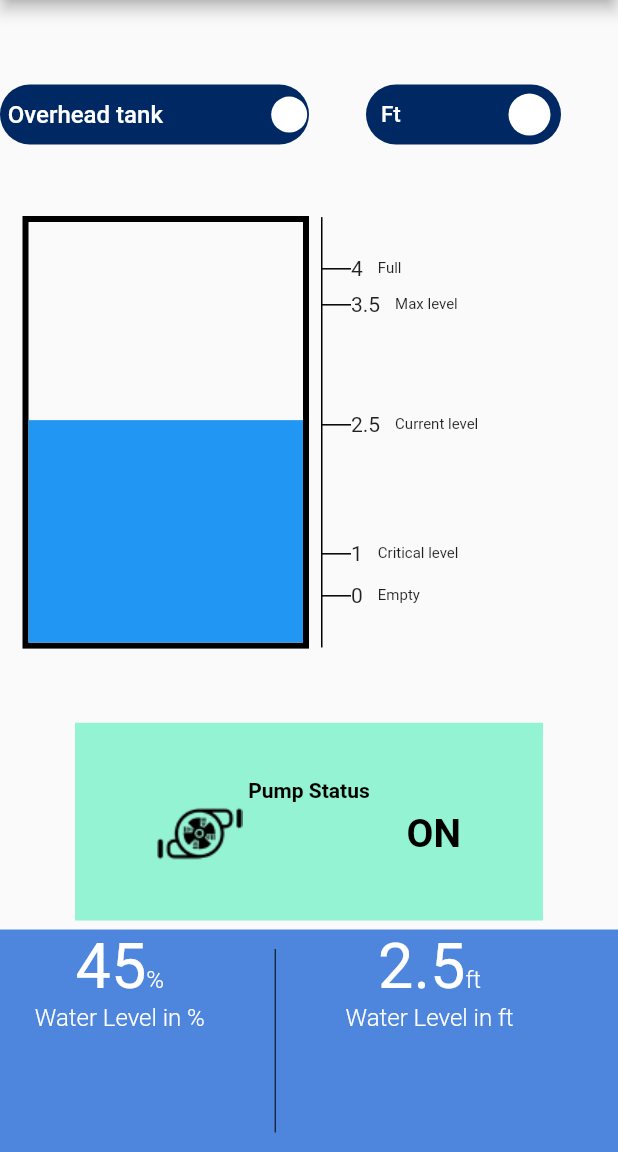
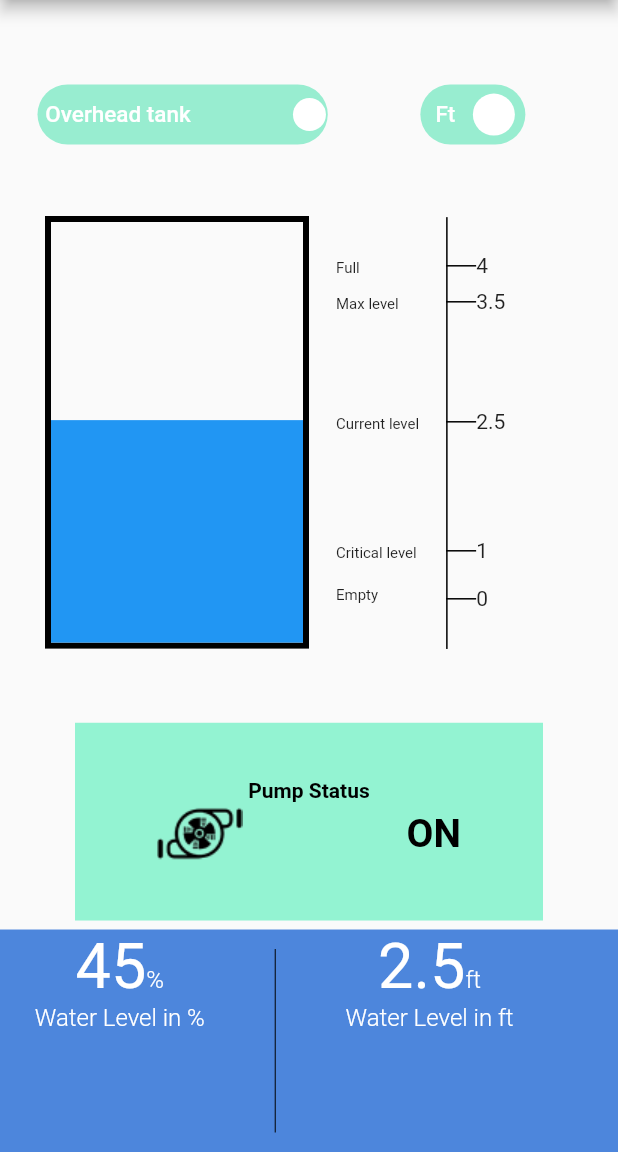
Before and after one commit to SyedOsamaAhmed/Smart-Water-Tank, a Flutter app: the screen it shows after launch, on a phone screen of 412 x 824 dp, the part 84-1236 px from its top. Run offline on Flutter 3.47's test engine with Material 2 defaults, Android fonts, the phone set to English and light mode, and no system bars; drawn by our look-alikes of flutter_switch; our stand-ins replace font_awesome_flutter, syncfusion_flutter_charts, syncfusion_flutter_sliders.

Commit message:
scaling of waterlevel done change text color in switch

```diff
--- a/lib/views/settings.dart
+++ b/lib/views/settings.dart
@@ -41,11 +41,6 @@ class _WaterLevelState extends State<WaterLevel> {
       _getWidgetPosition();
     });
     super.initState();
-  }
-
-  @override
-  void didChangeDependencies() {
-    super.didChangeDependencies();
   }
 
   @override
@@ -170,8 +165,7 @@ class _WaterLevelState extends State<WaterLevel> {
                                 )),
                             Positioned(
                                 top: positionCritical.dy + 35,
-                                width:
-                                    MediaQuery.of(context).size.width * 0.40,
+                                width: MediaQuery.of(context).size.width * 0.40,
                                 height:
                                     MediaQuery.of(context).size.height * 0.10,
                                 child: const Text(
@@ -198,8 +192,7 @@ class _WaterLevelState extends State<WaterLevel> {
                                       fontWeight: FontWeight.w400),
                                 )),
                             Positioned(
-                                width:
-                                    MediaQuery.of(context).size.width * 0.40,
+                                width: MediaQuery.of(context).size.width * 0.40,
                                 bottom: positionNonCritical.dy - 55,
                                 height:
                                     MediaQuery.of(context).size.height * 0.10,
@@ -213,8 +206,7 @@ class _WaterLevelState extends State<WaterLevel> {
                                 )),
                             Positioned(
                                 bottom: 18.0,
-                                width:
-                                    MediaQuery.of(context).size.width * 0.40,
+                                width: MediaQuery.of(context).size.width * 0.40,
                                 height:
                                     MediaQuery.of(context).size.height * 0.10,
                                 child: const Text(
--- a/lib/views/waterpump_main.dart
+++ b/lib/views/waterpump_main.dart
@@ -60,26 +60,26 @@ class _MainScreenState extends State<MainScreen> {
           children: [
             Expanded(
               child: Padding(
-                padding: const EdgeInsets.only(top: 25.0),
+                padding: const EdgeInsets.only(top: 25.0, left: 25.0),
                 child: Row(
-                  mainAxisAlignment: MainAxisAlignment.spaceAround,
+                  mainAxisAlignment: MainAxisAlignment.center,
                   children: [
                     Expanded(
                       child: FlutterSwitch(
-                        width: 320.0,
+                        width: 200.0,
                         height: 40.0,
-                        valueFontSize: 16.0,
-                        toggleSize: 24.0,
+                        valueFontSize: 15.0,
+                        padding: 1.2,
+                        toggleSize: 22.0,
                         value: activeStatusTank,
                         borderRadius: 30.0,
-                        padding: 1.2,
                         showOnOff: true,
                         activeText: "Overhead tank",
                         activeTextFontWeight: FontWeight.w500,
                         inactiveTextFontWeight: FontWeight.w500,
                         inactiveText: "Underground tank",
-                        activeColor: const Color(0xFF002863),
-                        inactiveColor: const Color(0xFF002863),
+                        activeColor: const Color(0xFF98EDD0),
+                        inactiveColor: const Color(0xFF98EDD0),
                         activeTextColor: Colors.white,
                         onToggle: (val) {
                           setState(() {
@@ -90,7 +90,7 @@ class _MainScreenState extends State<MainScreen> {
                     ),
                     Expanded(
                       child: FlutterSwitch(
-                        width: 130.0,
+                        width: 70.0,
                         height: 40.0,
                         valueFontSize: 15.0,
                         toggleSize: 30.0,
@@ -100,16 +100,12 @@ class _MainScreenState extends State<MainScreen> {
                         showOnOff: true,
                         activeText: "Ft",
                         inactiveText: "Meters",
-                        activeColor: const Color(0xFF002863),
+                        activeColor: const Color(0xFF98EDD0),
                         activeTextFontWeight: FontWeight.w500,
-                        inactiveColor: const Color(0xFF002863),
+                        inactiveColor: const Color(0xFF98EDD0),
                         inactiveTextFontWeight: FontWeight.w500,
                         activeTextColor: Colors.white,
-                        onToggle: (val) {
-                          setState(() {
-                            activeStatusUnits = val;
-                          });
-                        },
+                        onToggle: (val) {},
                       ),
                     ),
                   ],
@@ -121,7 +117,7 @@ class _MainScreenState extends State<MainScreen> {
               children: [
                 Expanded(
                   child: Padding(
-                    padding: const EdgeInsets.only(left: 15.0, top: 8.0),
+                    padding: const EdgeInsets.only(left: 30.0, top: 8.0),
                     child: Container(
                       width: MediaQuery.of(context).size.width * 0.40,
                       height: MediaQuery.of(context).size.height * 0.35,
@@ -139,7 +135,7 @@ class _MainScreenState extends State<MainScreen> {
                     ),
                   ),
                 ),
-                const Expanded(
+                Expanded(
                   child: Padding(
                     padding: EdgeInsets.only(left: 8.0, top: 8.0),
                     child: Scale(),
--- a/lib/views/widget/waterlevel_scale.dart
+++ b/lib/views/widget/waterlevel_scale.dart
@@ -1,8 +1,6 @@
 import 'package:flutter/material.dart';
 
 class Scale extends StatelessWidget {
-  const Scale({super.key});
-
   @override
   Widget build(BuildContext context) {
     return Container(
@@ -10,12 +8,71 @@ class Scale extends StatelessWidget {
       height: MediaQuery.of(context).size.height * 0.37,
       child: IntrinsicHeight(
         child: Row(children: [
-          VerticalDivider(
+          Stack(alignment: Alignment.topLeft, children: [
+            Row(
+              children: [
+                const SizedBox(width: 10),
+                const Text(
+                  "Full",
+                  style: TextStyle(fontSize: 10),
+                )
+              ],
+            ),
+            Padding(
+              padding: const EdgeInsets.only(right: 18.0, top: 24),
+              child: Row(
+                children: [
+                  const SizedBox(width: 10),
+                  const Text(
+                    "Max level",
+                    style: TextStyle(fontSize: 10),
+                  )
+                ],
+              ),
+            ),
+            Padding(
+              padding: const EdgeInsets.only(right: 18.0, top: 104),
+              child: Row(
+                children: [
+                  SizedBox(width: 10),
+                  Text(
+                    "Current level",
+                    style: TextStyle(fontSize: 10),
+                  )
+                ],
+              ),
+            ),
+            Padding(
+              padding: const EdgeInsets.only(right: 18.0, top: 190),
+              child: Row(
+                children: [
+                  const SizedBox(width: 10),
+                  const Text(
+                    "Critical level",
+                    style: TextStyle(fontSize: 10),
+                  )
+                ],
+              ),
+            ),
+            Padding(
+              padding: const EdgeInsets.only(right: 18.0, top: 218),
+              child: Row(
+                children: [
+                  const SizedBox(width: 10),
+                  const Text(
+                    "Empty",
+                    style: TextStyle(fontSize: 10),
+                  )
+                ],
+              ),
+            ),
+          ]),
+          const VerticalDivider(
             color: Colors.black,
             width: 0.0,
             thickness: 1.0,
             indent: 9.0,
-            endIndent: 9.0,
+            endIndent: 8.0,
           ),
           Stack(alignment: Alignment.topLeft, children: [
             Row(
@@ -30,11 +87,6 @@ class Scale extends StatelessWidget {
                   ),
                 ),
                 const Text("4"),
-                const SizedBox(width: 10),
-                const Text(
-                  "Full",
-                  style: TextStyle(fontSize: 10),
-                )
               ],
             ),
             Padding(
@@ -49,11 +101,6 @@ class Scale extends StatelessWidget {
                     ),
                   ),
                   const Text("3.5"),
-                  const SizedBox(width: 10),
-                  const Text(
-                    "Max level",
-                    style: TextStyle(fontSize: 10),
-                  )
                 ],
               ),
             ),
@@ -71,11 +118,6 @@ class Scale extends StatelessWidget {
                   Text(
                     "2.5",
                   ),
-                  SizedBox(width: 10),
-                  Text(
-                    "Current level",
-                    style: TextStyle(fontSize: 10),
-                  )
                 ],
               ),
             ),
@@ -91,16 +133,11 @@ class Scale extends StatelessWidget {
                     ),
                   ),
                   const Text("1"),
-                  const SizedBox(width: 10),
-                  const Text(
-                    "Critical level",
-                    style: TextStyle(fontSize: 10),
-                  )
                 ],
               ),
             ),
             Padding(
-              padding: const EdgeInsets.only(right: 18.0, top: 218),
+              padding: const EdgeInsets.only(right: 18.0, top: 222),
               child: Row(
                 children: [
                   SizedBox(
@@ -111,11 +148,6 @@ class Scale extends StatelessWidget {
                     ),
                   ),
                   const Text("0"),
-                  const SizedBox(width: 10),
-                  const Text(
-                    "Empty",
-                    style: TextStyle(fontSize: 10),
-                  )
                 ],
               ),
             ),
```
